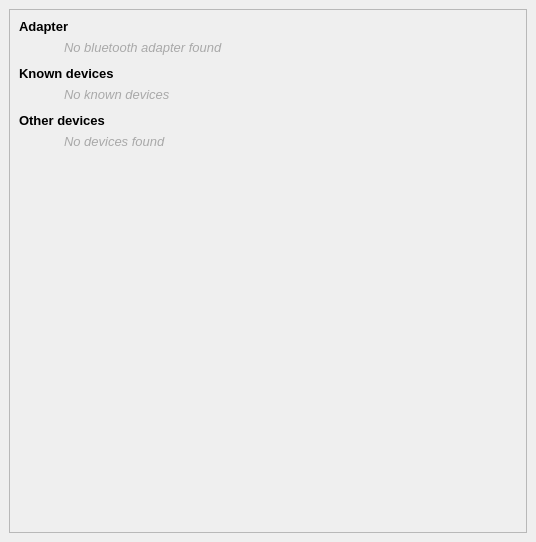
surlykke/partooth, file mainwindow.ui: the form before one commit.
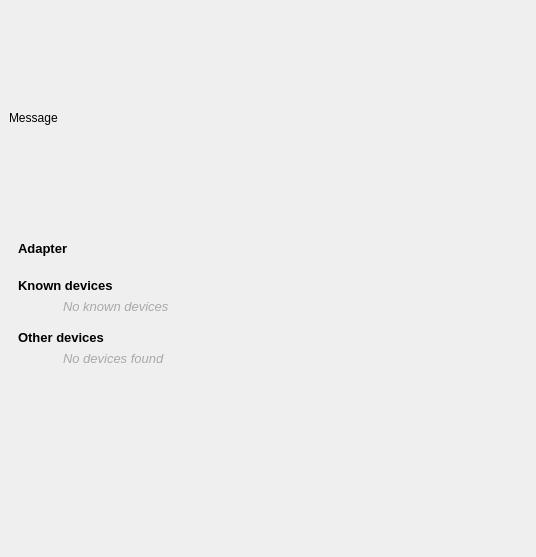
The form after the commit.

```diff
--- a/mainwindow.ui
+++ b/mainwindow.ui
@@ -7,7 +7,7 @@
     <x>0</x>
     <y>0</y>
     <width>536</width>
-    <height>542</height>
+    <height>557</height>
    </rect>
   </property>
   <property name="windowTitle">
@@ -16,13 +16,26 @@
   <widget class="QWidget" name="centralwidget">
    <layout class="QVBoxLayout" name="verticalLayout">
     <item>
-     <widget class="QScrollArea" name="scrollArea">
+     <widget class="QLabel" name="messageLabel">
+      <property name="text">
+       <string>Message</string>
+      </property>
+     </widget>
+    </item>
+    <item>
+     <widget class="QScrollArea" name="objectArea">
       <property name="sizePolicy">
        <sizepolicy hsizetype="Expanding" vsizetype="Minimum">
         <horstretch>0</horstretch>
         <verstretch>0</verstretch>
        </sizepolicy>
       </property>
+      <property name="frameShape">
+       <enum>QFrame::NoFrame</enum>
+      </property>
+      <property name="frameShadow">
+       <enum>QFrame::Plain</enum>
+      </property>
       <property name="widgetResizable">
        <bool>true</bool>
       </property>
@@ -31,8 +44,8 @@
         <rect>
          <x>0</x>
          <y>0</y>
-         <width>504</width>
-         <height>510</height>
+         <width>506</width>
+         <height>445</height>
         </rect>
        </property>
        <layout class="QVBoxLayout" name="verticalLayout_5">
@@ -72,37 +85,8 @@
             <number>0</number>
            </property>
            <property name="bottomMargin">
-            <number>5</number>
+            <number>10</number>
            </property>
-           <item>
-            <widget class="QLabel" name="noAdaptersLabel">
-             <property name="font">
-              <font>
-               <pointsize>10</pointsize>
-               <italic>true</italic>
-              </font>
-             </property>
-             <property name="styleSheet">
-              <string notr="true">color: darkgrey;
-</string>
-             </property>
-             <property name="text">
-              <string>No bluetooth adapter found</string>
-             </property>
-             <property name="textFormat">
-              <enum>Qt::RichText</enum>
-             </property>
-             <property name="alignment">
-              <set>Qt::AlignLeading|Qt::AlignLeft|Qt::AlignVCenter</set>
-             </property>
-             <property name="margin">
-              <number>0</number>
-             </property>
-             <property name="indent">
-              <number>45</number>
-             </property>
-            </widget>
-           </item>
           </layout>
          </widget>
         </item>
@@ -142,7 +126,7 @@
             <number>0</number>
            </property>
            <property name="bottomMargin">
-            <number>5</number>
+            <number>10</number>
            </property>
            <item>
             <widget class="QLabel" name="noKnownLabel">
```
